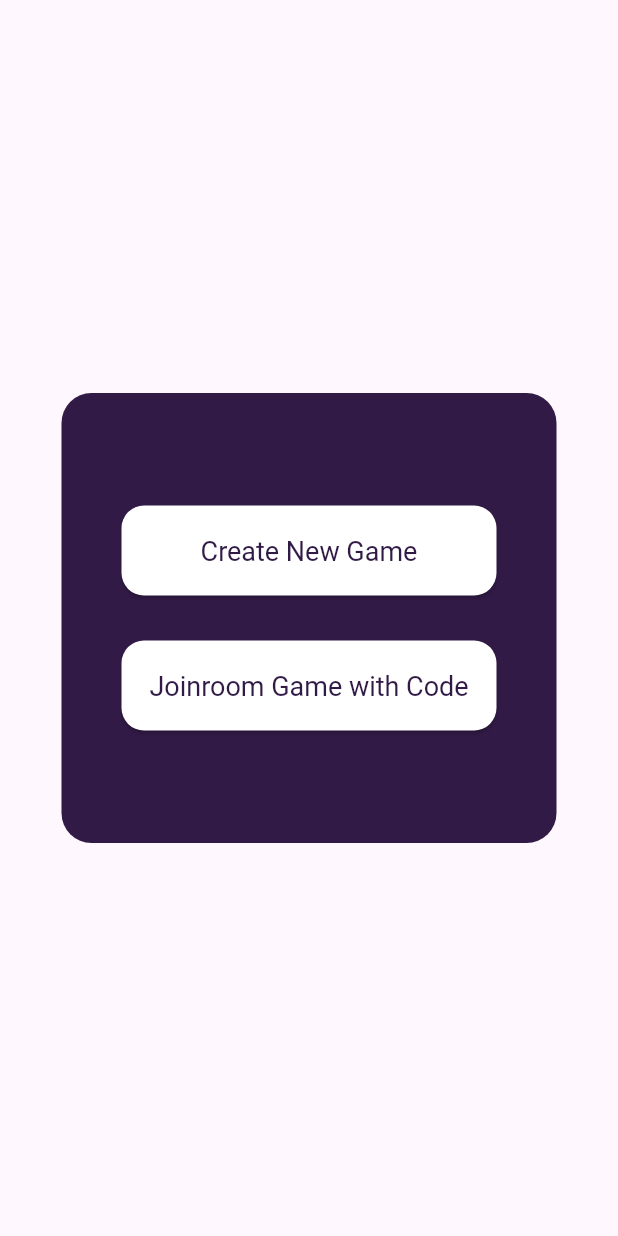
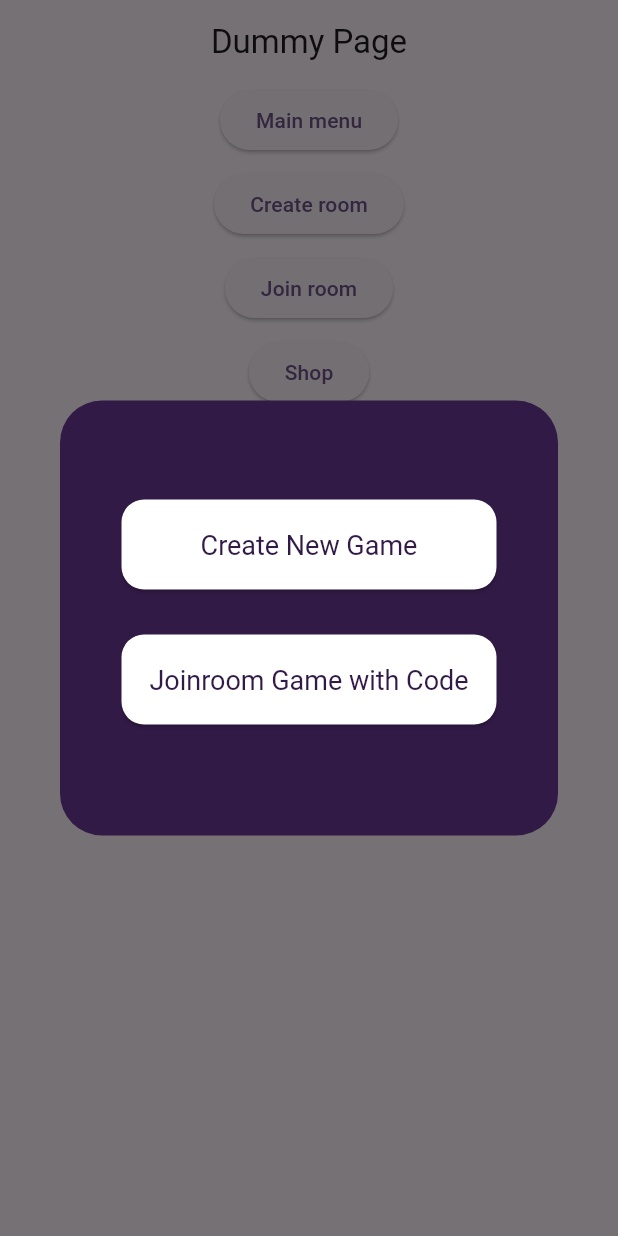
Before and after one commit to EnhanceTeam/Hunt-The-Mafia-DEPD, a Flutter app: the screen it shows after launch, after a tap on "Join room", on a phone screen of 412 x 824 dp. Run offline on Flutter 3.47's test engine with Material 2 defaults, Android fonts, the phone set to English and light mode, and no system bars; drawn by our look-alikes of dynamic_color; our stand-ins replace flutter_svg, lottie.

Commit message:
Pop Up finished

```diff
--- a/hunt_the_mafia/lib/main.dart
+++ b/hunt_the_mafia/lib/main.dart
@@ -26,8 +26,6 @@ class MyApp extends StatelessWidget {
         routes: {
           DummyPage.routeName: (context) => const DummyPage(),
           MainMenuPage.routeName: (context) => const MainMenuPage(),
-          CreateRoomPage.routeName: (context) => const CreateRoomPage(),
-          JoinRoomPage.routeName: (context) => const JoinRoomPage(),
           ShopPage.routeName: (context) => const ShopPage(),
           GameRoomPage.routeName: (context) => const GameRoomPage(),
           GamePage.routeName: (context) => const GamePage(),
--- a/hunt_the_mafia/lib/views/pages/page_dummy.dart
+++ b/hunt_the_mafia/lib/views/pages/page_dummy.dart
@@ -32,14 +32,22 @@ class _DummyPageState extends State<DummyPage> {
                 SizedSpacer.vertical(),
                 ElevatedButton(
                   onPressed: () {
-                    Navigator.pushNamed(context, CreateRoomPage.routeName);
+                    showDialog(
+                        context: context,
+                        builder: (BuildContext context) =>
+                            GameDialog.createDialog(context: context),
+                      );
                   },
                   child: const Text("Create room"),
                 ),
                 SizedSpacer.vertical(),
                 ElevatedButton(
                   onPressed: () {
-                    Navigator.pushNamed(context, JoinRoomPage.routeName);
+                    showDialog(
+                        context: context,
+                        builder: (BuildContext context) =>
+                            GameDialog.joinDialog(context: context),
+                      );
                   },
                   child: const Text("Join room"),
                 ),
--- a/hunt_the_mafia/lib/views/pages/page_join_room.dart
+++ /dev/null
@@ -1,83 +0,0 @@
-part of 'pages.dart';
-
-class JoinRoomPage extends StatefulWidget {
-  const JoinRoomPage({super.key});
-
-  static const String routeName = "/join-room";
-
-  @override
-  State<JoinRoomPage> createState() => _JoinRoomPageState();
-}
-
-class _JoinRoomPageState extends State<JoinRoomPage> {
-  @override
-  Widget build(BuildContext context) {
-    return Scaffold(
-        body: Container(
-            child:
-                Column(mainAxisAlignment: MainAxisAlignment.center, children: [
-      Row(
-        mainAxisAlignment: MainAxisAlignment.center,
-        children: <Widget>[
-          Container(
-            decoration: BoxDecoration(
-              borderRadius: BorderRadius.circular(20.0),
-              color: Color(0xFF311A46),
-            ),
-            height: 300,
-            width: 330,
-            child: Column(
-              mainAxisAlignment: MainAxisAlignment.center,
-              children: [
-                SizedBox(
-                  width: 250,
-                  height: 60,
-                  child: ElevatedButton(
-                    style: ElevatedButton.styleFrom(
-                        shape: (RoundedRectangleBorder(
-                          borderRadius: BorderRadius.circular(15.0),
-                        )),
-                        backgroundColor: Colors.white,
-                        padding:
-                            EdgeInsets.symmetric(horizontal: 20, vertical: 20),
-                        textStyle: TextStyle(
-                            fontSize: 18, fontWeight: FontWeight.normal)),
-                    onPressed: (() {}),
-                    child: const Text(
-                      'Create New Game',
-                      style: TextStyle(color: Color(0xFF311A46)),
-                    ),
-                  ),
-                ),
-                SizedBox(
-                  width: 250,
-                  height: 30,
-                ),
-                SizedBox(
-                  width: 250,
-                  height: 60,
-                  child: ElevatedButton(
-                    style: ElevatedButton.styleFrom(
-                        shape: (RoundedRectangleBorder(
-                          borderRadius: BorderRadius.circular(15.0),
-                        )),
-                        backgroundColor: Colors.white,
-                        padding:
-                            EdgeInsets.symmetric(horizontal: 15, vertical: 20),
-                        textStyle: TextStyle(
-                            fontSize: 18, fontWeight: FontWeight.normal)),
-                    onPressed: (() {}),
-                    child: const Text(
-                      'Joinroom Game with Code',
-                      style: TextStyle(color: Color(0xFF311A46)),
-                    ),
-                  ),
-                ),
-              ],
-            ),
-          )
-        ],
-      )
-    ])));
-  }
-}
--- a/hunt_the_mafia/lib/views/pages/pages.dart
+++ b/hunt_the_mafia/lib/views/pages/pages.dart
@@ -4,8 +4,6 @@ import 'package:hunt_the_mafia/views/widgets/widgets.dart';
 
 part "page_game.dart";
 part 'page_game_room.dart';
-part 'page_join_room.dart';
-part 'page_create_room.dart';
 part 'page_mainmenu.dart';
 part 'page_dummy.dart';
 part 'page_shop.dart';
--- a/hunt_the_mafia/lib/views/widgets/dialog_game.dart
+++ b/hunt_the_mafia/lib/views/widgets/dialog_game.dart
@@ -1,18 +1,23 @@
 part of 'widgets.dart';
 
-class GameDialog{
-  static AlertDialog guessDialog({required BuildContext context}){
+class GameDialog {
+  static AlertDialog guessDialog({required BuildContext context}) {
     return AlertDialog(
       title: const Text("Kamu adalah Mr. White. Silahkan tebak kata"),
       content: const TextField(
-        decoration:
-        InputDecoration(hintText: "Tuliskan tebakanmu disini..."),
+        decoration: InputDecoration(hintText: "Tuliskan tebakanmu disini..."),
       ),
-      actions: [TextButton(onPressed: (){Navigator.of(context).pop();}, child: Text("Submit"))],
+      actions: [
+        TextButton(
+            onPressed: () {
+              Navigator.of(context).pop();
+            },
+            child: Text("Submit"))
+      ],
     );
   }
 
-  static AlertDialog winDialog({required BuildContext context}){
+  static AlertDialog winDialog({required BuildContext context}) {
     return AlertDialog(
       title: const Text("Congratulations!"),
       content: Wrap(children: [
@@ -36,4 +41,124 @@ class GameDialog{
     );
   }
 
+  static AlertDialog createDialog({required BuildContext context}) {
+    return AlertDialog(
+      backgroundColor: Color(0xFF311A46),
+      content: Wrap(children: [
+        Center(
+            child: Container(
+          decoration: BoxDecoration(
+            borderRadius: BorderRadius.circular(20.0),
+            color: Color(0xFF311A46),
+          ),
+          height: 200,
+          width: 330,
+          child: Column(
+            mainAxisAlignment: MainAxisAlignment.center,
+            children: [
+              Row(
+                mainAxisAlignment: MainAxisAlignment.center,
+                children: [
+                  Text(
+                    "Enter Code",
+                    style: TextStyle(
+                        fontSize: 30,
+                        fontWeight: FontWeight.bold,
+                        color: Colors.white,
+                        fontFamily: "Poppins"),
+                  ),
+                ],
+              ),
+              SizedBox(
+                width: 250,
+                height: 30,
+              ),
+              SizedBox(
+                  width: 250,
+                  height: 60,
+                  child: TextField(
+                    obscureText: true,
+                    decoration: InputDecoration(
+                      filled: true,
+                      fillColor: Colors.white,
+                      contentPadding: EdgeInsets.all(16),
+                      border: OutlineInputBorder(
+                          borderRadius: BorderRadius.circular(30.0)),
+                      hintText: 'Enter code here!',
+                      hintStyle:
+                          TextStyle(fontSize: 15.0, color: Color(0xFF311A46)),
+                    ),
+                  )),
+            ],
+          ),
+        )),
+      ]),
+    );
+  }
+
+  static AlertDialog joinDialog({required BuildContext context}) {
+    return AlertDialog(
+      backgroundColor: Color(0xFF311A46),
+      content: Wrap(children: [
+        Center(
+            child: Container(
+          decoration: BoxDecoration(
+            borderRadius: BorderRadius.circular(20.0),
+            color: Color(0xFF311A46),
+          ),
+          height: 250,
+          width: 330,
+          child: Column(
+            mainAxisAlignment: MainAxisAlignment.center,
+            children: [
+              SizedBox(
+                width: 250,
+                height: 60,
+                child: ElevatedButton(
+                  style: ElevatedButton.styleFrom(
+                      shape: (RoundedRectangleBorder(
+                        borderRadius: BorderRadius.circular(15.0),
+                      )),
+                      backgroundColor: Colors.white,
+                      padding:
+                          EdgeInsets.symmetric(horizontal: 20, vertical: 20),
+                      textStyle: TextStyle(
+                          fontSize: 18, fontWeight: FontWeight.normal)),
+                  onPressed: (() {}),
+                  child: const Text(
+                    'Create New Game',
+                    style: TextStyle(color: Color(0xFF311A46)),
+                  ),
+                ),
+              ),
+              SizedBox(
+                width: 250,
+                height: 30,
+              ),
+              SizedBox(
+                width: 250,
+                height: 60,
+                child: ElevatedButton(
+                  style: ElevatedButton.styleFrom(
+                      shape: (RoundedRectangleBorder(
+                        borderRadius: BorderRadius.circular(15.0),
+                      )),
+                      backgroundColor: Colors.white,
+                      padding:
+                          EdgeInsets.symmetric(horizontal: 15, vertical: 20),
+                      textStyle: TextStyle(
+                          fontSize: 18, fontWeight: FontWeight.normal)),
+                  onPressed: (() {}),
+                  child: const Text(
+                    'Joinroom Game with Code',
+                    style: TextStyle(color: Color(0xFF311A46)),
+                  ),
+                ),
+              ),
+            ],
+          ),
+        )),
+      ]),
+    );
+  }
 }
```
Also changed, not shown: hunt_the_mafia/lib/views/pages/page_create_room.dart (deleted, +0 -72 lines).
